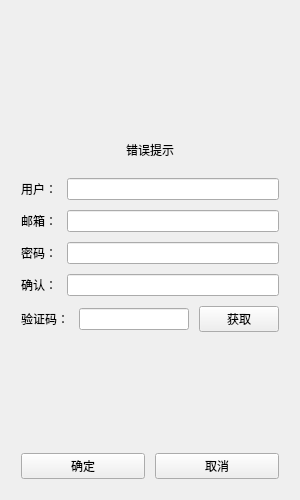
Qt form client/Forms/RegisterDialog.ui (fdffwe/yuannn_chat) before a commit.
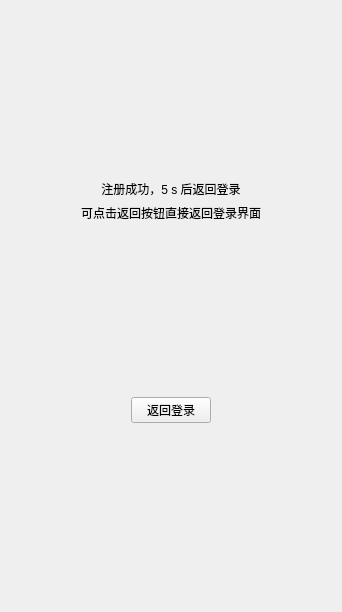
The same form after that commit. The open tabs and pages were chosen to show the change. Icons and pictures are not drawn. Custom widgets are drawn as their Qt base class.

Commit message: 注册界面优化

What changed in the file:
```diff
--- a/client/Forms/RegisterDialog.ui
+++ b/client/Forms/RegisterDialog.ui
@@ -6,8 +6,8 @@
    <rect>
     <x>0</x>
     <y>0</y>
-    <width>300</width>
-    <height>500</height>
+    <width>338</width>
+    <height>608</height>
    </rect>
   </property>
   <property name="minimumSize">
@@ -29,8 +29,15 @@
    <iconset>
     <normaloff>:/new/qq.png</normaloff>:/new/qq.png</iconset>
   </property>
-  <layout class="QHBoxLayout" name="horizontalLayout_7">
+  <layout class="QVBoxLayout" name="verticalLayout_2">
    <item>
+    <widget class="QStackedWidget" name="stackedWidget">
+     <property name="currentIndex">
+      <number>0</number>
+     </property>
+     <widget class="QWidget" name="page_1">
+      <layout class="QGridLayout" name="gridLayout">
+       <item row="0" column="0">
     <layout class="QVBoxLayout" name="verticalLayout">
      <property name="spacing">
       <number>10</number>
@@ -201,6 +208,139 @@
    </item>
   </layout>
  </widget>
+     <widget class="QWidget" name="page_2">
+      <property name="minimumSize">
+       <size>
+        <width>320</width>
+        <height>590</height>
+       </size>
+      </property>
+      <property name="maximumSize">
+       <size>
+        <width>320</width>
+        <height>590</height>
+       </size>
+      </property>
+      <layout class="QVBoxLayout" name="verticalLayout_3">
+       <item>
+        <spacer name="verticalSpacer_3">
+         <property name="orientation">
+          <enum>Qt::Vertical</enum>
+         </property>
+         <property name="sizeHint" stdset="0">
+          <size>
+           <width>20</width>
+           <height>40</height>
+          </size>
+         </property>
+        </spacer>
+       </item>
+       <item>
+        <widget class="QLabel" name="tip_lb">
+         <property name="text">
+          <string>注册成功，5 s 后返回登录</string>
+         </property>
+         <property name="alignment">
+          <set>Qt::AlignCenter</set>
+         </property>
+        </widget>
+       </item>
+       <item>
+        <widget class="QLabel" name="tip2_lb">
+         <property name="text">
+          <string>可点击返回按钮直接返回登录界面</string>
+         </property>
+         <property name="alignment">
+          <set>Qt::AlignCenter</set>
+         </property>
+        </widget>
+       </item>
+       <item>
+        <spacer name="verticalSpacer_4">
+         <property name="orientation">
+          <enum>Qt::Vertical</enum>
+         </property>
+         <property name="sizeHint" stdset="0">
+          <size>
+           <width>20</width>
+           <height>40</height>
+          </size>
+         </property>
+        </spacer>
+       </item>
+       <item>
+        <widget class="QWidget" name="widget_2" native="true">
+         <layout class="QHBoxLayout" name="horizontalLayout_7">
+          <item>
+           <spacer name="horizontalSpacer">
+            <property name="orientation">
+             <enum>Qt::Horizontal</enum>
+            </property>
+            <property name="sizeHint" stdset="0">
+             <size>
+              <width>40</width>
+              <height>20</height>
+             </size>
+            </property>
+           </spacer>
+          </item>
+          <item>
+           <widget class="QPushButton" name="return_btn">
+            <property name="text">
+             <string>返回登录</string>
+            </property>
+            <property name="autoDefault">
+             <bool>false</bool>
+            </property>
+           </widget>
+          </item>
+          <item>
+           <spacer name="horizontalSpacer_2">
+            <property name="orientation">
+             <enum>Qt::Horizontal</enum>
+            </property>
+            <property name="sizeHint" stdset="0">
+             <size>
+              <width>40</width>
+              <height>20</height>
+             </size>
+            </property>
+           </spacer>
+          </item>
+         </layout>
+        </widget>
+       </item>
+       <item>
+        <spacer name="verticalSpacer_6">
+         <property name="orientation">
+          <enum>Qt::Vertical</enum>
+         </property>
+         <property name="sizeHint" stdset="0">
+          <size>
+           <width>20</width>
+           <height>40</height>
+          </size>
+         </property>
+        </spacer>
+       </item>
+      </layout>
+     </widget>
+    </widget>
+   </item>
+  </layout>
+ </widget>
+ <customwidgets>
+  <customwidget>
+   <class>TimerBtn</class>
+   <extends>QPushButton</extends>
+   <header>TimerBtn.hpp</header>
+  </customwidget>
+  <customwidget>
+   <class>ClickedLabel</class>
+   <extends>QLabel</extends>
+   <header>ClickedLabel.hpp</header>
+  </customwidget>
+ </customwidgets>
  <resources>
   <include location="../Resource/res.qrc"/>
  </resources>
```
Left out of the diff: 59 changed lines with no effect on the pictures. Lines whose indentation alone changed are shown as unchanged. The commit also changes 20 other files.
